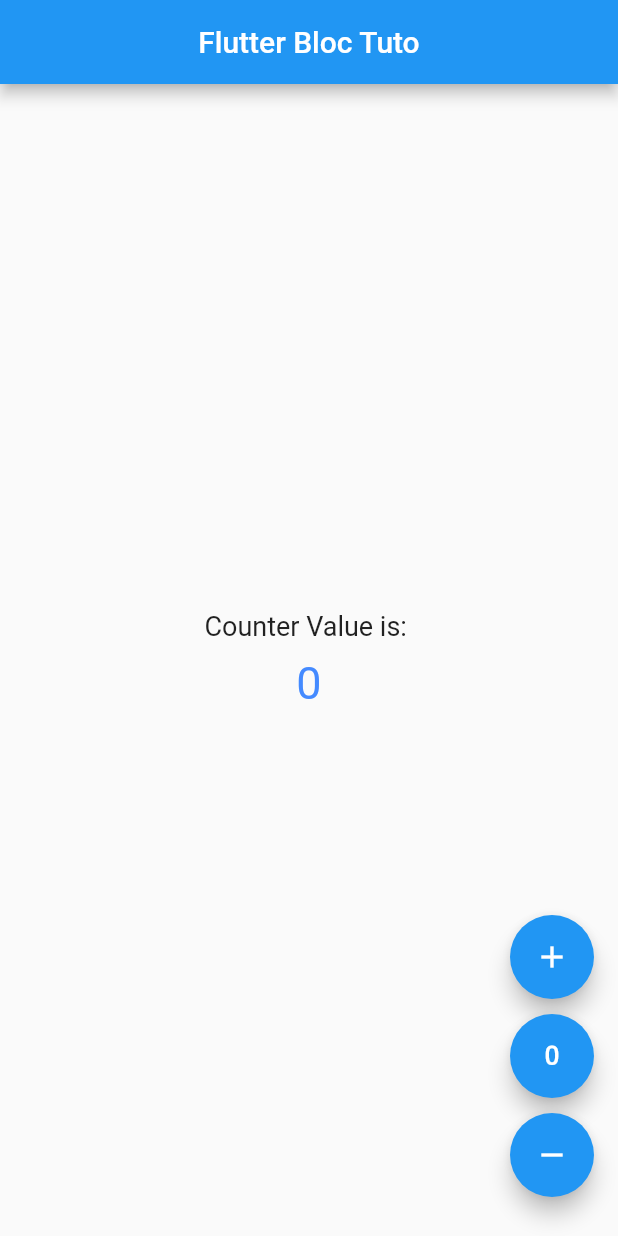
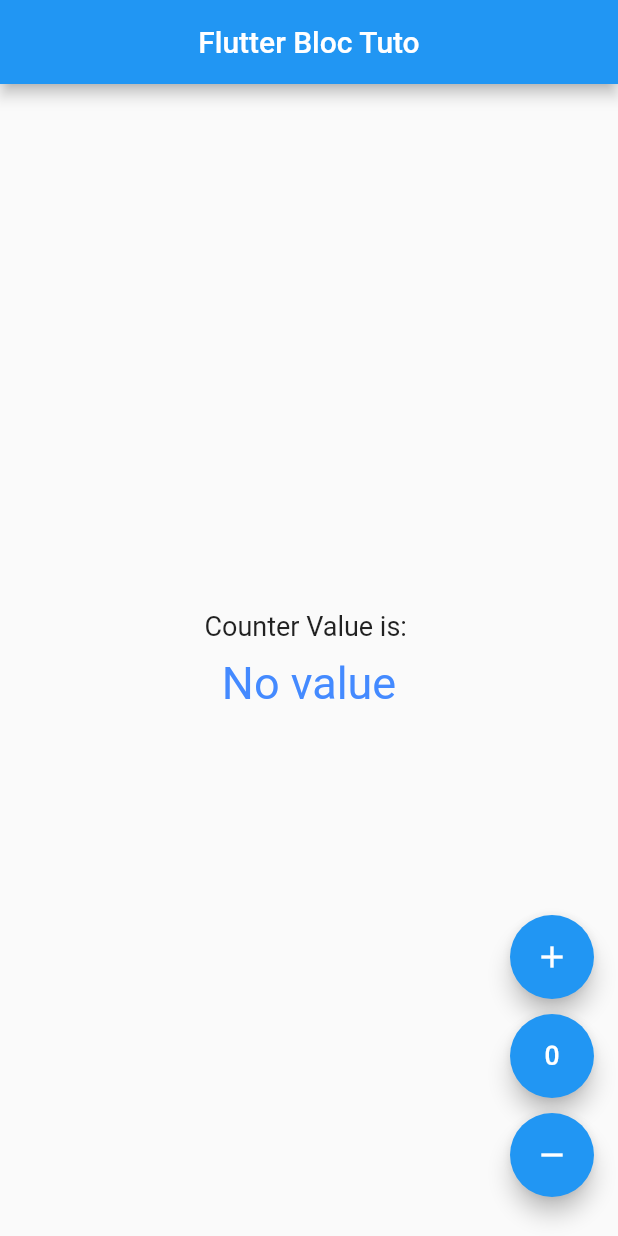
Before and after one commit to Amin-Naimi/Flutter-BlocTutorial, a Flutter app: the screen it shows after launch, on a phone screen of 412 x 824 dp. Run offline on Flutter 3.47's test engine with Material 2 defaults, Android fonts, the phone set to English and light mode, and no system bars; our stand-ins replace flutter_bloc.

```diff
--- a/lib/counter_bloc/counter_event.dart
+++ b/lib/counter_bloc/counter_event.dart
@@ -6,6 +6,6 @@ sealed class CounterEvent {}
 
 class IncreamentEvent extends CounterEvent{}
 
-class Decreament extends CounterEvent{}
+class DecreamentEvent extends CounterEvent{}
 
 class ResetEvent extends CounterEvent{}
--- a/lib/home_page.dart
+++ b/lib/home_page.dart
@@ -1,4 +1,6 @@
+import 'package:counter_app/counter_bloc/counter_bloc.dart';
 import 'package:flutter/material.dart';
+import 'package:flutter_bloc/flutter_bloc.dart';
 
 import 'buttons_widget.dart';
 
@@ -12,19 +14,40 @@ class HomePage extends StatelessWidget {
         title: const Text("Flutter Bloc Tuto"),
         centerTitle: true,
       ),
-      body: const Center(
+      body:  Center(
         child: Column(
           mainAxisAlignment: MainAxisAlignment.center,
           children: <Widget>[
-            Text("Counter Value is: ",
-            style: TextStyle(fontSize: 18),),
-            SizedBox(
+            const Text(
+              "Counter Value is: ",
+              style: TextStyle(fontSize: 18),
+            ),
+            const SizedBox(
               height: 10,
             ),
-            Text(
-              "0",
-              style: TextStyle(color: Colors.blueAccent, fontSize: 30),
-            )
+
+/***************************************************************************************/
+            BlocBuilder<CounterBloc, CounterState>(
+              builder: (context, state) {
+                if (state is CounterInitial) {
+                  return const Text(
+                    "No value",
+                    style: TextStyle(color: Colors.blueAccent, fontSize: 30),
+                  );
+                }
+                else if(state is CounterValueChangedState){
+                     return  Text(
+                    state.counter.toString(),
+                    style: const TextStyle(color: Colors.blueAccent, fontSize: 30),
+                  );
+                }else{
+                  return const SizedBox();
+                }
+              }
+            ),
+
+/***************************************************************************************/
+
           ],
         ),
       ),
--- a/lib/main.dart
+++ b/lib/main.dart
@@ -1,4 +1,6 @@
+import 'package:counter_app/counter_bloc/counter_bloc.dart';
 import 'package:flutter/material.dart';
+import 'package:flutter_bloc/flutter_bloc.dart';
 
 import 'home_page.dart';
 
@@ -9,10 +11,13 @@ class MyApp extends StatelessWidget {
 
   @override
   Widget build(BuildContext context) {
-    return const MaterialApp(
-      title: 'Material App',
-      home: HomePage(),
-      debugShowCheckedModeBanner: false,
+    return BlocProvider(
+      create: (context) => CounterBloc(),
+      child: const MaterialApp(
+        title: 'Material App',
+        home: HomePage(),
+        debugShowCheckedModeBanner: false,
+      ),
     );
   }
 }
```
Also changed, not shown: lib/buttons_widget.dart (+21 -5 lines), lib/counter_bloc/counter_bloc.dart (+12 -1 lines).
